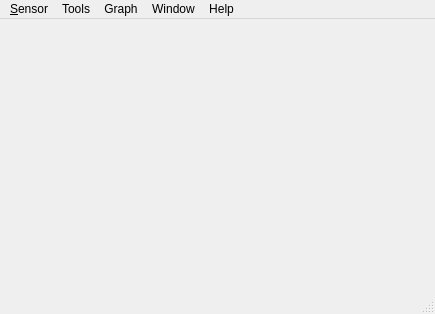
Above: src/ui/UserMainWindow.ui from Achicken7301/boxqt before the change. Below: the same form after it.
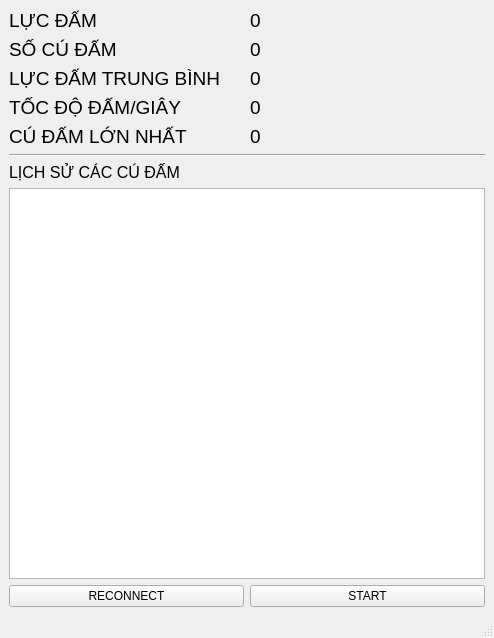
That is the form after the change.

Diff of the .ui file:
```diff
--- a/src/ui/UserMainWindow.ui
+++ b/src/ui/UserMainWindow.ui
@@ -6,76 +6,187 @@
    <rect>
     <x>0</x>
     <y>0</y>
-    <width>435</width>
-    <height>314</height>
+    <width>494</width>
+    <height>638</height>
    </rect>
   </property>
   <property name="windowTitle">
    <string>MainWindow</string>
   </property>
   <widget class="QWidget" name="centralwidget">
-   <widget class="QWidget" name="">
-    <property name="geometry">
-     <rect>
-      <x>30</x>
-      <y>20</y>
-      <width>381</width>
-      <height>241</height>
-     </rect>
-    </property>
-    <layout class="QGridLayout" name="gridLayout">
-     <item row="0" column="0">
-      <widget class="QWidget" name="widget" native="true"/>
-     </item>
-     <item row="0" column="1">
-      <widget class="QWidget" name="widget_2" native="true"/>
-     </item>
-     <item row="1" column="0" colspan="2">
-      <widget class="QWidget" name="widget_3" native="true"/>
-     </item>
-    </layout>
-   </widget>
+   <layout class="QGridLayout" name="gridLayout">
+    <item row="4" column="1">
+     <widget class="QLabel" name="label_5">
+      <property name="font">
+       <font>
+        <pointsize>14</pointsize>
+       </font>
+      </property>
+      <property name="text">
+       <string>CÚ ĐẤM LỚN NHẤT</string>
+      </property>
+     </widget>
+    </item>
+    <item row="6" column="1">
+     <widget class="QLabel" name="label_6">
+      <property name="font">
+       <font>
+        <pointsize>12</pointsize>
+       </font>
+      </property>
+      <property name="text">
+       <string>LỊCH SỬ CÁC CÚ ĐẤM</string>
+      </property>
+     </widget>
+    </item>
+    <item row="2" column="1">
+     <widget class="QLabel" name="label">
+      <property name="font">
+       <font>
+        <pointsize>14</pointsize>
+       </font>
+      </property>
+      <property name="text">
+       <string>LỰC ĐẤM TRUNG BÌNH</string>
+      </property>
+     </widget>
+    </item>
+    <item row="1" column="1">
+     <widget class="QLabel" name="label_4">
+      <property name="font">
+       <font>
+        <pointsize>14</pointsize>
+       </font>
+      </property>
+      <property name="text">
+       <string>SỐ CÚ ĐẤM</string>
+      </property>
+     </widget>
+    </item>
+    <item row="8" column="1">
+     <widget class="QPushButton" name="pushButton">
+      <property name="text">
+       <string>RECONNECT</string>
+      </property>
+     </widget>
+    </item>
+    <item row="7" column="1" colspan="2">
+     <widget class="QTableView" name="tableView"/>
+    </item>
+    <item row="3" column="1">
+     <widget class="QLabel" name="label_3">
+      <property name="font">
+       <font>
+        <pointsize>14</pointsize>
+       </font>
+      </property>
+      <property name="text">
+       <string>TỐC ĐỘ ĐẤM/GIÂY</string>
+      </property>
+     </widget>
+    </item>
+    <item row="0" column="1">
+     <widget class="QLabel" name="label_2">
+      <property name="font">
+       <font>
+        <pointsize>14</pointsize>
+       </font>
+      </property>
+      <property name="text">
+       <string>LỰC ĐẤM</string>
+      </property>
+     </widget>
+    </item>
+    <item row="8" column="2">
+     <widget class="QPushButton" name="pushButton_2">
+      <property name="text">
+       <string>START</string>
+      </property>
+     </widget>
+    </item>
+    <item row="0" column="2">
+     <widget class="QLabel" name="label_7">
+      <property name="font">
+       <font>
+        <family>Arial</family>
+        <pointsize>14</pointsize>
+       </font>
+      </property>
+      <property name="text">
+       <string>0</string>
+      </property>
+     </widget>
+    </item>
+    <item row="1" column="2">
+     <widget class="QLabel" name="label_8">
+      <property name="font">
+       <font>
+        <family>Arial</family>
+        <pointsize>14</pointsize>
+       </font>
+      </property>
+      <property name="text">
+       <string>0</string>
+      </property>
+     </widget>
+    </item>
+    <item row="2" column="2">
+     <widget class="QLabel" name="label_9">
+      <property name="font">
+       <font>
+        <family>Arial</family>
+        <pointsize>14</pointsize>
+       </font>
+      </property>
+      <property name="text">
+       <string>0</string>
+      </property>
+     </widget>
+    </item>
+    <item row="3" column="2">
+     <widget class="QLabel" name="label_10">
+      <property name="font">
+       <font>
+        <family>Arial</family>
+        <pointsize>14</pointsize>
+       </font>
+      </property>
+      <property name="text">
+       <string>0</string>
+      </property>
+     </widget>
+    </item>
+    <item row="4" column="2">
+     <widget class="QLabel" name="label_11">
+      <property name="font">
+       <font>
+        <family>Arial</family>
+        <pointsize>14</pointsize>
+       </font>
+      </property>
+      <property name="text">
+       <string>0</string>
+      </property>
+     </widget>
+    </item>
+    <item row="5" column="1" colspan="2">
+     <widget class="Line" name="line">
+      <property name="orientation">
+       <enum>Qt::Horizontal</enum>
+      </property>
+     </widget>
+    </item>
+   </layout>
   </widget>
   <widget class="QMenuBar" name="menubar">
    <property name="geometry">
     <rect>
      <x>0</x>
      <y>0</y>
-     <width>435</width>
-     <height>22</height>
+     <width>494</width>
+     <height>21</height>
     </rect>
    </property>
-   <widget class="QMenu" name="menu_Sensor">
-    <property name="title">
-     <string>&amp;Sensor</string>
-    </property>
-    <addaction name="actionSetting"/>
-   </widget>
-   <widget class="QMenu" name="menuTools">
-    <property name="title">
-     <string>Tools</string>
-    </property>
-   </widget>
-   <widget class="QMenu" name="menuGraph">
-    <property name="title">
-     <string>Graph</string>
-    </property>
-   </widget>
-   <widget class="QMenu" name="menuWindow">
-    <property name="title">
-     <string>Window</string>
-    </property>
-   </widget>
-   <widget class="QMenu" name="menuHelp">
-    <property name="title">
-     <string>Help</string>
-    </property>
-   </widget>
-   <addaction name="menu_Sensor"/>
-   <addaction name="menuTools"/>
-   <addaction name="menuGraph"/>
-   <addaction name="menuWindow"/>
-   <addaction name="menuHelp"/>
   </widget>
   <widget class="QStatusBar" name="statusbar"/>
   <action name="actionSetting">
```
Left out of the diff: 5 changed lines with no effect on the pictures.
